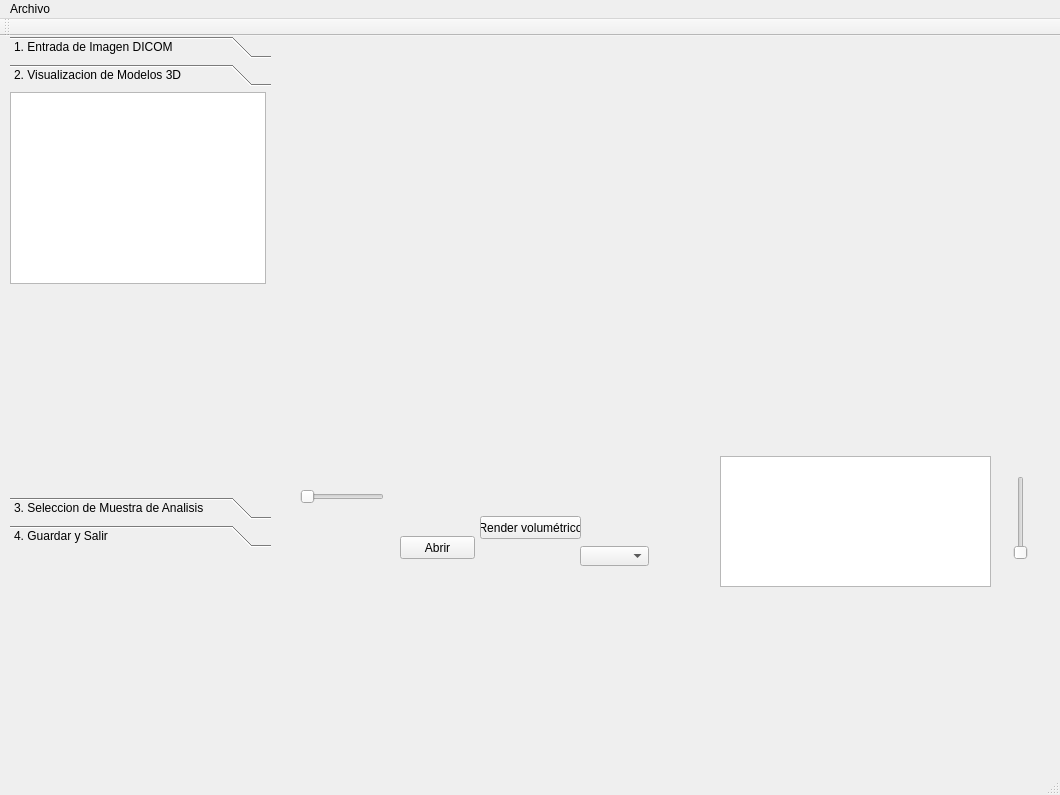
Before: the Qt Designer form bmc/bmc.ui in rics-ucsp/bmc, drawn with Qt 5.
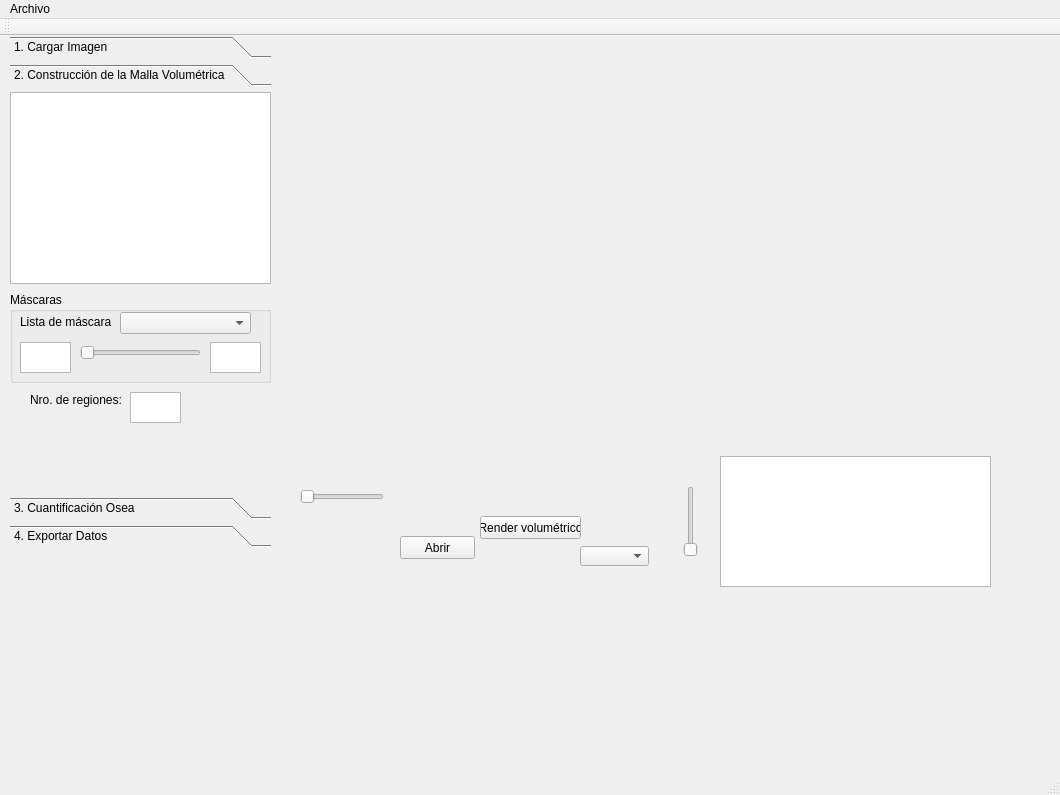
After: the same form once the commit is applied. The open tabs and pages were chosen to show the change. Icons and pictures are not drawn. Custom widgets are drawn as their Qt base class.

```diff
--- a/bmc/bmc.ui
+++ b/bmc/bmc.ui
@@ -83,19 +83,6 @@
      <enum>Qt::Horizontal</enum>
     </property>
    </widget>
-   <widget class="QSlider" name="verticalSlider">
-    <property name="geometry">
-     <rect>
-      <x>1010</x>
-      <y>440</y>
-      <width>22</width>
-      <height>84</height>
-     </rect>
-    </property>
-    <property name="orientation">
-     <enum>Qt::Vertical</enum>
-    </property>
-   </widget>
    <widget class="QToolBox" name="toolBox">
     <property name="geometry">
      <rect>
@@ -118,7 +105,7 @@
       </rect>
      </property>
      <attribute name="label">
-      <string>1. Entrada de Imagen DICOM</string>
+      <string>1. Cargar Imagen</string>
      </attribute>
      <widget class="QPushButton" name="pushButton_2">
       <property name="geometry">
@@ -142,23 +129,115 @@
       <rect>
        <x>0</x>
        <y>0</y>
-       <width>261</width>
-       <height>403</height>
+       <width>98</width>
+       <height>28</height>
       </rect>
      </property>
      <attribute name="label">
-      <string>2. Visualizacion de Modelos 3D</string>
+      <string>2. Construcción de la Malla Volumétrica</string>
      </attribute>
      <widget class="QListWidget" name="listWidget">
       <property name="geometry">
        <rect>
         <x>0</x>
         <y>0</y>
-        <width>256</width>
+        <width>261</width>
         <height>192</height>
        </rect>
       </property>
      </widget>
+     <widget class="QGroupBox" name="groupBox">
+      <property name="geometry">
+       <rect>
+        <x>0</x>
+        <y>200</y>
+        <width>261</width>
+        <height>91</height>
+       </rect>
+      </property>
+      <property name="title">
+       <string>Máscaras</string>
+      </property>
+      <widget class="QComboBox" name="comboBox_2">
+       <property name="geometry">
+        <rect>
+         <x>110</x>
+         <y>20</y>
+         <width>131</width>
+         <height>22</height>
+        </rect>
+       </property>
+      </widget>
+      <widget class="QLabel" name="label">
+       <property name="geometry">
+        <rect>
+         <x>10</x>
+         <y>20</y>
+         <width>91</width>
+         <height>20</height>
+        </rect>
+       </property>
+       <property name="text">
+        <string>Lista de máscaras</string>
+       </property>
+      </widget>
+      <widget class="QSlider" name="horizontalSlider">
+       <property name="geometry">
+        <rect>
+         <x>70</x>
+         <y>50</y>
+         <width>121</width>
+         <height>22</height>
+        </rect>
+       </property>
+       <property name="orientation">
+        <enum>Qt::Horizontal</enum>
+       </property>
+      </widget>
+      <widget class="QTextEdit" name="textEdit">
+       <property name="geometry">
+        <rect>
+         <x>10</x>
+         <y>50</y>
+         <width>51</width>
+         <height>31</height>
+        </rect>
+       </property>
+      </widget>
+      <widget class="QTextEdit" name="textEdit_2">
+       <property name="geometry">
+        <rect>
+         <x>200</x>
+         <y>50</y>
+         <width>51</width>
+         <height>31</height>
+        </rect>
+       </property>
+      </widget>
+     </widget>
+     <widget class="QLabel" name="label_2">
+      <property name="geometry">
+       <rect>
+        <x>20</x>
+        <y>300</y>
+        <width>101</width>
+        <height>16</height>
+       </rect>
+      </property>
+      <property name="text">
+       <string>Nro. de regiones:</string>
+      </property>
+     </widget>
+     <widget class="QPlainTextEdit" name="plainTextEdit_3">
+      <property name="geometry">
+       <rect>
+        <x>120</x>
+        <y>300</y>
+        <width>51</width>
+        <height>31</height>
+       </rect>
+      </property>
+     </widget>
     </widget>
     <widget class="QWidget" name="page_3">
      <property name="geometry">
@@ -170,7 +249,7 @@
       </rect>
      </property>
      <attribute name="label">
-      <string>3. Seleccion de Muestra de Analisis</string>
+      <string>3. Cuantificación Osea</string>
      </attribute>
     </widget>
     <widget class="QWidget" name="page_4">
@@ -183,10 +262,23 @@
       </rect>
      </property>
      <attribute name="label">
-      <string>4. Guardar y Salir</string>
+      <string>4. Exportar Datos</string>
      </attribute>
     </widget>
    </widget>
+   <widget class="QSlider" name="verticalSlider">
+    <property name="geometry">
+     <rect>
+      <x>680</x>
+      <y>450</y>
+      <width>22</width>
+      <height>71</height>
+     </rect>
+    </property>
+    <property name="orientation">
+     <enum>Qt::Vertical</enum>
+    </property>
+   </widget>
   </widget>
   <widget class="QMenuBar" name="menuBar">
    <property name="geometry">
```
Left out of the diff: 136 changed lines with no effect on the pictures.
